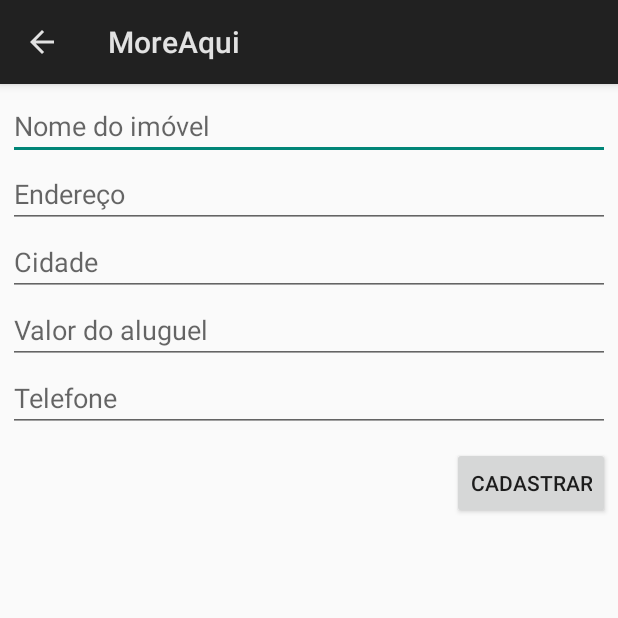
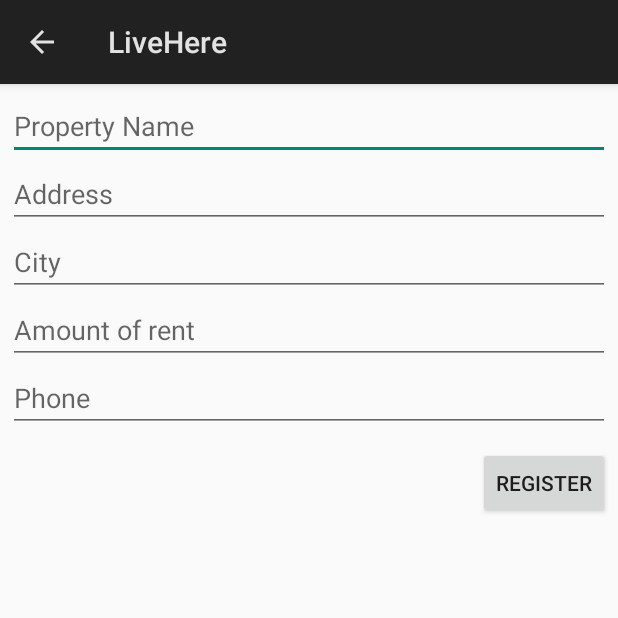
Before and after one commit to COLTEC-TP/Trimestral-01, an Android app: the screen it shows after launch (NovoImovelActivity), after a tap on "Cadastrar", on a phone screen of 412 x 824 dp, the top half of it. Run offline under Robolectric (Android 15) with nearby library versions, the phone set to English and light mode, and no system bars.

Commit message:
Internacionalização

```diff
--- a/app/src/main/java/br/ufmg/coltec/tp/moreaqui/ImoveisAdapter.java
+++ b/app/src/main/java/br/ufmg/coltec/tp/moreaqui/ImoveisAdapter.java
@@ -52,7 +52,7 @@
         TextView cidade = newView.findViewById(R.id.item_cidade);
 
         nome.setText(imovel.getNome());
-        valor.setText("R$ " + imovel.getValor().toString());
+        valor.setText(context.getString(R.string.moneyUnit) + " " + imovel.getValor().toString());
         endereco.setText(imovel.getEndereco());
         telefone.setText(imovel.getTelefone());
         cidade.setText(imovel.getCidade());
--- a/app/src/main/java/br/ufmg/coltec/tp/moreaqui/MainActivity.java
+++ b/app/src/main/java/br/ufmg/coltec/tp/moreaqui/MainActivity.java
@@ -45,7 +45,7 @@
             public boolean onQueryTextSubmit(String s) {
                 ArrayList<Imovel> listaFiltrada = ImovelDAO.getInstance().filtrarImoveis(s);
                 atualizarLista(listaFiltrada);
-                if(listaFiltrada.isEmpty()) Toast.makeText(MainActivity.this,"Nada encontrado",Toast.LENGTH_SHORT).show();
+                if(listaFiltrada.isEmpty()) Toast.makeText(MainActivity.this,getString(R.string.notFound),Toast.LENGTH_SHORT).show();
                 return false;
             }
             @Override
--- a/app/src/main/java/br/ufmg/coltec/tp/moreaqui/NovoImovelActivity.java
+++ b/app/src/main/java/br/ufmg/coltec/tp/moreaqui/NovoImovelActivity.java
@@ -41,7 +41,7 @@
                     finish(); //Finalizar essa atividade e assim voltar para a anterior
                 }
                 else {
-                    Toast.makeText(NovoImovelActivity.this,"Por favor, preencha todos os campos",Toast.LENGTH_LONG).show();
+                    Toast.makeText(NovoImovelActivity.this,getString(R.string.empty),Toast.LENGTH_LONG).show();
                 }
             }
         });
--- a/app/src/main/res/layout/activity_novo_imovel.xml
+++ b/app/src/main/res/layout/activity_novo_imovel.xml
@@ -1,6 +1,5 @@
 <?xml version="1.0" encoding="utf-8"?>
 <LinearLayout xmlns:android="http://schemas.android.com/apk/res/android"
-    xmlns:app="http://schemas.android.com/apk/res-auto"
     xmlns:tools="http://schemas.android.com/tools"
     android:layout_width="match_parent"
     android:layout_height="match_parent"
@@ -12,39 +11,39 @@
         android:layout_width="match_parent"
         android:layout_height="wrap_content"
         android:id="@+id/novo_nome"
-        android:hint="Nome do imóvel"/>
+        android:hint="@string/name"/>
 
     <EditText
         android:layout_width="match_parent"
         android:layout_height="wrap_content"
         android:id="@+id/novo_endereco"
-        android:hint="Endereço" />
+        android:hint="@string/address" />
 
     <EditText
         android:layout_width="match_parent"
         android:layout_height="wrap_content"
         android:id="@+id/novo_cidade"
-        android:hint="Cidade"/>
+        android:hint="@string/city"/>
 
     <EditText
         android:layout_width="match_parent"
         android:layout_height="wrap_content"
         android:id="@+id/novo_valor"
-        android:hint="Valor do aluguel"
+        android:hint="@string/value"
         android:inputType="number"/>
 
     <EditText
         android:layout_width="match_parent"
         android:layout_height="wrap_content"
         android:id="@+id/novo_telefone"
-        android:hint="Telefone"
+        android:hint="@string/phone"
         android:inputType="phone"/>
 
     <Button
         android:layout_width="wrap_content"
         android:layout_height="wrap_content"
         android:id="@+id/novo_botao"
-        android:text="Cadastrar"
+        android:text="@string/button"
         android:layout_gravity="right"
         android:layout_marginTop="10dp"/>
 
--- a/app/src/main/res/values/strings.xml
+++ b/app/src/main/res/values/strings.xml
@@ -1,3 +1,18 @@
+<?xml version="1.0" encoding="utf-8"?>
 <resources>
-    <string name="app_name">MoreAqui</string>
+    <string name="app_name">LiveHere</string>
+
+    <string name="moneyUnit">US$</string>
+
+    <string name="notFound">Nothing found</string>
+
+    <string name="empty">Please fill all fields</string>
+
+    <string name="name">Property Name</string>
+    <string name="address">Address</string>
+    <string name="city">City</string>
+    <string name="value">Amount of rent</string>
+    <string name="phone">Phone</string>
+    <string name="button">Register</string>
+
 </resources>
```
Also changed, not shown: 1 other file.
